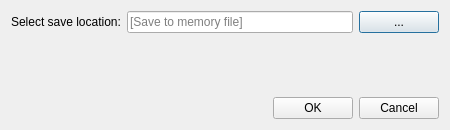
First picture: the form in esstoolkit/urban_data_input/CreateNew_Entrance_dialog_base.ui, repository SpaceGroupUCL/qgisSpaceSyntaxToolkit, before the edit.
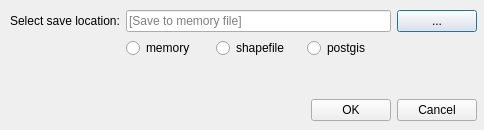
Second picture: the form after the edit.

Diff of the .ui file:
```diff
--- a/esstoolkit/urban_data_input/CreateNew_Entrance_dialog_base.ui
+++ b/esstoolkit/urban_data_input/CreateNew_Entrance_dialog_base.ui
@@ -6,7 +6,7 @@
    <rect>
     <x>0</x>
     <y>0</y>
-    <width>450</width>
+    <width>484</width>
     <height>130</height>
    </rect>
   </property>
@@ -31,20 +31,16 @@
   <property name="windowTitle">
    <string>Create new entrance layer</string>
   </property>
+  <widget class="QWidget" name="">
+   <property name="geometry">
+    <rect>
+     <x>10</x>
+     <y>10</y>
+     <width>467</width>
+     <height>111</height>
+    </rect>
+   </property>
   <layout class="QGridLayout" name="gridLayout">
-   <item row="0" column="3">
-    <widget class="QPushButton" name="pushButtonSelectLocationEntrance">
-     <property name="sizePolicy">
-      <sizepolicy hsizetype="Maximum" vsizetype="Fixed">
-       <horstretch>0</horstretch>
-       <verstretch>0</verstretch>
-      </sizepolicy>
-     </property>
-     <property name="text">
-      <string>...</string>
-     </property>
-    </widget>
-   </item>
    <item row="0" column="0">
     <widget class="QLabel" name="label">
      <property name="sizePolicy">
@@ -58,7 +54,20 @@
      </property>
     </widget>
    </item>
-   <item row="1" column="1">
+    <item row="0" column="3">
+     <widget class="QPushButton" name="pushButtonSelectLocationEntrance">
+      <property name="sizePolicy">
+       <sizepolicy hsizetype="Maximum" vsizetype="Fixed">
+        <horstretch>0</horstretch>
+        <verstretch>0</verstretch>
+       </sizepolicy>
+      </property>
+      <property name="text">
+       <string>...</string>
+      </property>
+     </widget>
+    </item>
+    <item row="2" column="1">
     <spacer name="verticalSpacer">
      <property name="orientation">
       <enum>Qt::Vertical</enum>
@@ -71,20 +80,7 @@
      </property>
     </spacer>
    </item>
-   <item row="2" column="3">
-    <widget class="QPushButton" name="closePopUpEntrancesButton">
-     <property name="sizePolicy">
-      <sizepolicy hsizetype="Maximum" vsizetype="Fixed">
-       <horstretch>0</horstretch>
-       <verstretch>0</verstretch>
-      </sizepolicy>
-     </property>
-     <property name="text">
-      <string>Cancel</string>
-     </property>
-    </widget>
-   </item>
-   <item row="2" column="2">
+    <item row="3" column="2">
     <widget class="QPushButton" name="pushButtonEntrancesNewFileDLG">
      <property name="sizePolicy">
       <sizepolicy hsizetype="Maximum" vsizetype="Fixed">
@@ -97,6 +93,44 @@
      </property>
     </widget>
    </item>
+    <item row="3" column="3">
+     <widget class="QPushButton" name="closePopUpEntrancesButton">
+      <property name="sizePolicy">
+       <sizepolicy hsizetype="Maximum" vsizetype="Fixed">
+        <horstretch>0</horstretch>
+        <verstretch>0</verstretch>
+       </sizepolicy>
+      </property>
+      <property name="text">
+       <string>Cancel</string>
+      </property>
+     </widget>
+    </item>
+    <item row="1" column="1" colspan="2">
+     <layout class="QHBoxLayout" name="horizontalLayout">
+      <item>
+       <widget class="QRadioButton" name="e_memory_radioButton">
+        <property name="text">
+         <string>memory</string>
+        </property>
+       </widget>
+      </item>
+      <item>
+       <widget class="QRadioButton" name="e_shp_radioButton">
+        <property name="text">
+         <string>shapefile</string>
+        </property>
+       </widget>
+      </item>
+      <item>
+       <widget class="QRadioButton" name="e_postgis_radioButton">
+        <property name="text">
+         <string>postgis</string>
+        </property>
+       </widget>
+      </item>
+     </layout>
+    </item>
    <item row="0" column="1" colspan="2">
     <widget class="QLineEdit" name="lineEditEntrances">
      <property name="placeholderText">
@@ -105,6 +139,7 @@
     </widget>
    </item>
   </layout>
+  </widget>
  </widget>
  <resources/>
  <connections/>
```
Lines whose indentation alone changed are shown as unchanged.
